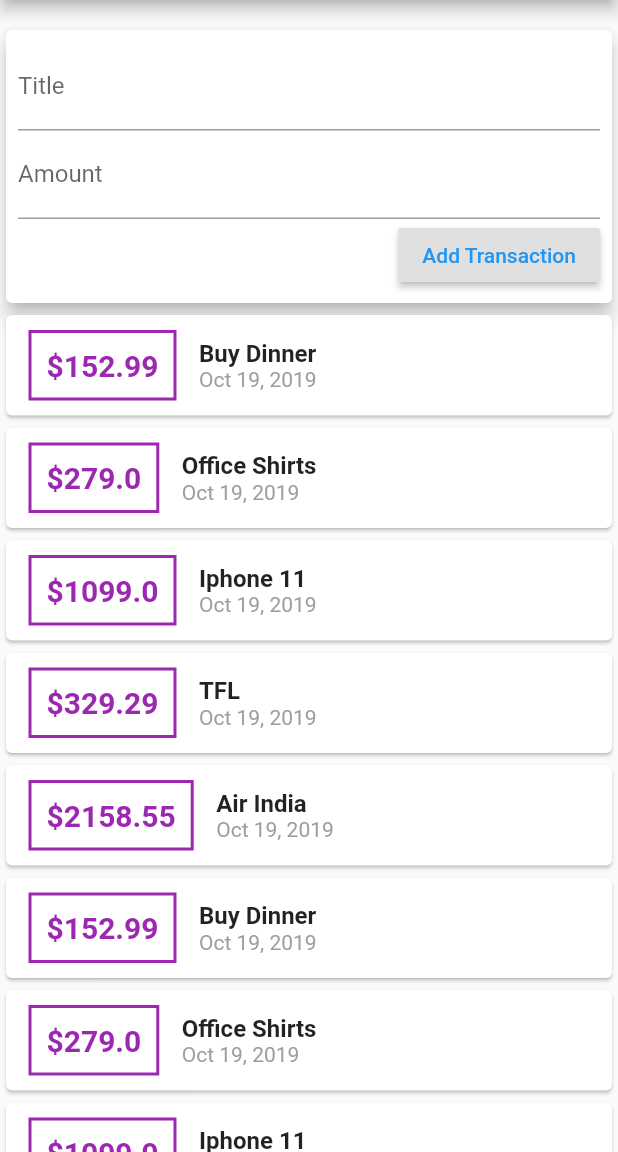
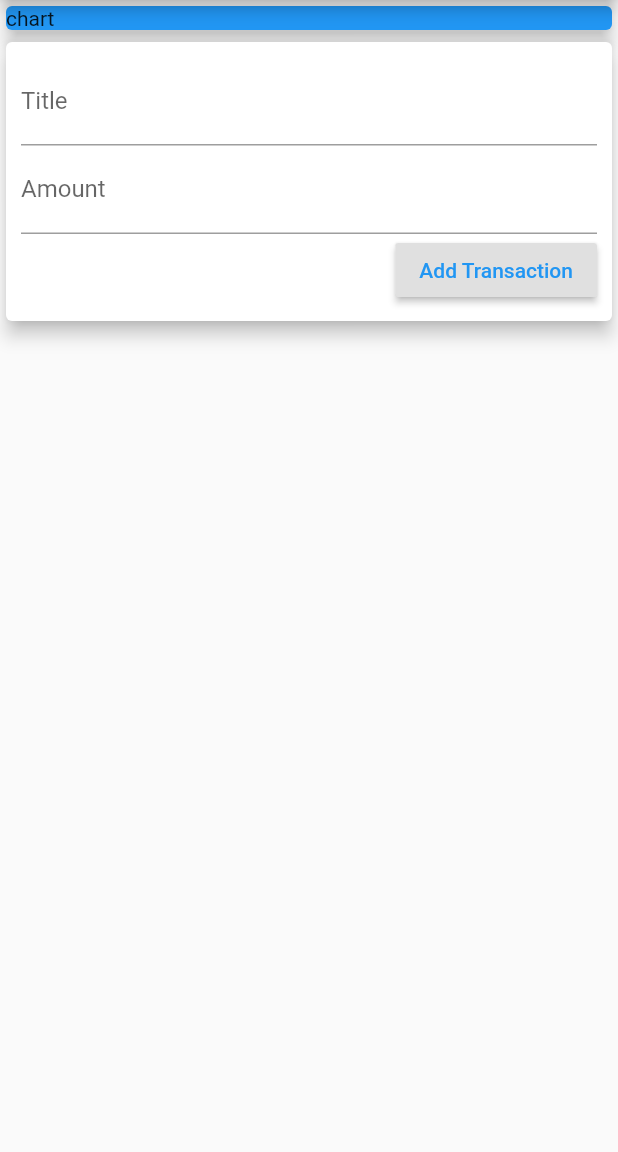
Before and after one commit to zaqturey/expns_tracker, a Flutter app: the screen it shows after launch, after a tap on "Add Transaction", on a phone screen of 412 x 824 dp, the part 84-1236 px from its top. Run offline on Flutter 3.47's test engine with Material 2 defaults, Android fonts, the phone set to English and light mode, and no system bars.

Commit message:
Implemented 'setState()', 'ListView.builder', SingleChildScrollView, 'double.maxFinite'

```diff
--- a/lib/main.dart
+++ b/lib/main.dart
@@ -1,6 +1,5 @@
 import 'package:flutter/material.dart';
 
-import './widgets/new_transaction.dart';
 import './widgets/populate_transactions.dart';
 
 void main() => runApp(MyApp());
@@ -24,17 +23,21 @@ class Home extends StatelessWidget {
         title: Text('Expns Tracker'),
       ),
       body: SafeArea(
+        child: SingleChildScrollView(
           child: Column(
             crossAxisAlignment: CrossAxisAlignment.stretch,
             children: <Widget>[
               Container(
-              child: Padding(
-                padding: const EdgeInsets.all(8.0),
+                width: double.infinity,
+                child: Card(
+                  elevation: 5,
+                  color: Colors.blue,
+                  child: Text("chart"),
                 ),
               ),
-            NewTransaction(),
               PopulateTransactions(),
             ],
+          ),
         ),
       ),
     );
--- a/lib/widgets/new_transaction.dart
+++ b/lib/widgets/new_transaction.dart
@@ -4,18 +4,21 @@ import 'package:flutter/material.dart';
 Class Objective:
   1. Provide/return a 'Card' widget that allow user to input 'transaction amount' and 'transaction amount'.
   2. Also implements a 'RaisedButton' that (as of now) prints the entered values when 'onPressed' is called/triggered.
-Note: As of now, hard coded values has been added to the list, which will be replaced by the actual 'Transaction' added by the user.
+
 */
 class NewTransaction extends StatelessWidget {
+  final Function addTxn;
   final titleController = TextEditingController();
   final amountController = TextEditingController();
+
+  NewTransaction(this.addTxn);
 
   @override
   Widget build(BuildContext context) {
     return Card(
       elevation: 5,
-      child: Padding(
-        padding: const EdgeInsets.all(8.0),
+      child: Container(
+        padding: EdgeInsets.all(10.0),
         child: Column(
           crossAxisAlignment: CrossAxisAlignment.end,
           children: <Widget>[
@@ -33,10 +36,12 @@ class NewTransaction extends StatelessWidget {
                 style: TextStyle(color: Colors.blue.shade500),
               ),
               highlightColor: Colors.pink[100],
-              //TODO: implement actual functionality i.e. adding the TextFiled values to the List of transactions.
               onPressed: () {
-                print(titleController.text);
-                print(amountController.text);
+                // Calling the passed in Function with arguments
+                addTxn(
+                  titleController.text,
+                  double.parse(amountController.text),
+                );
               },
             ),
           ],
--- a/lib/widgets/populate_transactions.dart
+++ b/lib/widgets/populate_transactions.dart
@@ -1,35 +1,44 @@
-import 'package:expns_tracker/models/transaction.dart';
-import 'package:expns_tracker/widgets/transaction_list.dart';
 import 'package:flutter/material.dart';
+
+import './new_transaction.dart';
+import './transaction_list.dart';
+import '../models/transaction.dart';
 
 /*
 Class Objective:
-  1. Provide/return a 'Container' widget that has List of all transactions added by the User.
-  2. It does so by creating/implementing an object of 'TransactionList' (and passing the 'List<Transaction>' as an argument to it)
-Note: As of now, hard coded values has been added to the list, which will be replaced by the actual 'Transaction' added by the user.
+  1. Provide/return a 'Container' widget renders two custom widgets i.e.
+  1.1. NewTransaction - this renders a 'Card' widget that facilitates user to add a new Transaction.
+  1.2  TransactionList - this renders a ListView Builder that displays all the Transactions in the List
+  2. Implement a new method e.g. '_addNewTransaction' that performs the following i.e.
+  2.1. create a new object of 'Transaction' class
+  2.2. Add that 'Transaction' object to the '_populateTransactions' List
+  2.3 Call the 'setState()' method, so that, updated '_populateTransactions' List gets rendered on the UI.
 */
-class PopulateTransactions extends StatelessWidget {
-  // TODO: remove the hard coded values from the List
+class PopulateTransactions extends StatefulWidget {
+  @override
+  _PopulateTransactionsState createState() => _PopulateTransactionsState();
+}
+
+class _PopulateTransactionsState extends State<PopulateTransactions> {
   // Creating a List of Transaction type
-  final List<Transaction> _populateTransactions = [
-    Transaction(id: 't1', title: 'Buy Dinner', amount: 152.99, date: DateTime.now()),
-    Transaction(id: 't2', title: 'Office Shirts', amount: 279.00, date: DateTime.now()),
-    Transaction(id: 't3', title: 'Iphone 11', amount: 1099.00, date: DateTime.now()),
-    Transaction(id: 't4', title: 'TFL', amount: 329.29, date: DateTime.now()),
-    Transaction(id: 't5', title: 'Air India', amount: 2158.55, date: DateTime.now()),
-    Transaction(id: 't6', title: 'Buy Dinner', amount: 152.99, date: DateTime.now()),
-    Transaction(id: 't7', title: 'Office Shirts', amount: 279.00, date: DateTime.now()),
-    Transaction(id: 't8', title: 'Iphone 11', amount: 1099.00, date: DateTime.now()),
-    Transaction(id: 't9', title: 'TFL', amount: 329.29, date: DateTime.now()),
-    Transaction(id: 't10', title: 'Air India', amount: 2158.55, date: DateTime.now()),
-  ];
+  final List<Transaction> _populateTransactions = [];
 
-  // TODO: Implement a new function that add Transaction to the '_populateTransactions'
+  void _addNewTransaction(String txnTitle, double txnAmount) {
+    final newTxn = Transaction(id: DateTime.now().toString(), title: txnTitle, amount: txnAmount, date: DateTime.now());
+
+    setState(() {
+      _populateTransactions.add(newTxn);
+    });
+  }
 
   @override
   Widget build(BuildContext context) {
-    return Container(
-      child: TransactionList(transactions: _populateTransactions),
+    return Column(
+      children: <Widget>[
+        //Creating Object of 'NewTransaction' and passing the Address of '_addNewTransaction' as argument
+        NewTransaction(_addNewTransaction),
+        TransactionList(_populateTransactions),
+      ],
     );
   }
 }
--- a/lib/widgets/transaction_list.dart
+++ b/lib/widgets/transaction_list.dart
@@ -5,27 +5,31 @@ import '../models/transaction.dart';
 
 /*
 Class Objective:
-  1. Constructor of this class i.e. 'TransactionList' accepts a List of <Transaction> and returns a 'ListView' widget
-  2. The 'ListView' iterate through each item in the List and then Renders its content using 'TransactionItem'
+  1. Constructor of this class i.e. 'TransactionList' accepts a List of <Transaction> and returns a
+  2. 'Container' widget that in-turn contains a 'ListView' which
+  iterate through each item in the List and then Renders its content using 'TransactionItem'
 */
 
 class TransactionList extends StatelessWidget {
   final List<Transaction> transactions;
 
-  TransactionList({@required this.transactions});
+  TransactionList(this.transactions);
 
   @override
   Widget build(BuildContext context) {
     // TODO: Use ListView Builder to avoid 'RenderFlex overflowed' error
-    return Expanded(
-      child: ListView(
-        children: transactions.map((txn) {
+    return Container(
+      // 'double.maxFinite' will allow to take the max available height to the Container
+      height: double.maxFinite,
+      child: ListView.builder(
+        itemBuilder: (ctx, index) {
           return TransactionItem(
-            txnTitle: txn.title,
-            txnAmount: txn.amount,
-            txnDate: txn.date,
+            txnTitle: transactions[index].title,
+            txnAmount: transactions[index].amount,
+            txnDate: transactions[index].date,
           );
-        }).toList(),
+        },
+        itemCount: transactions.length,
       ),
     );
   }
```
Also changed, not shown: 1 other file. Lines whose indentation alone changed are shown as unchanged.
